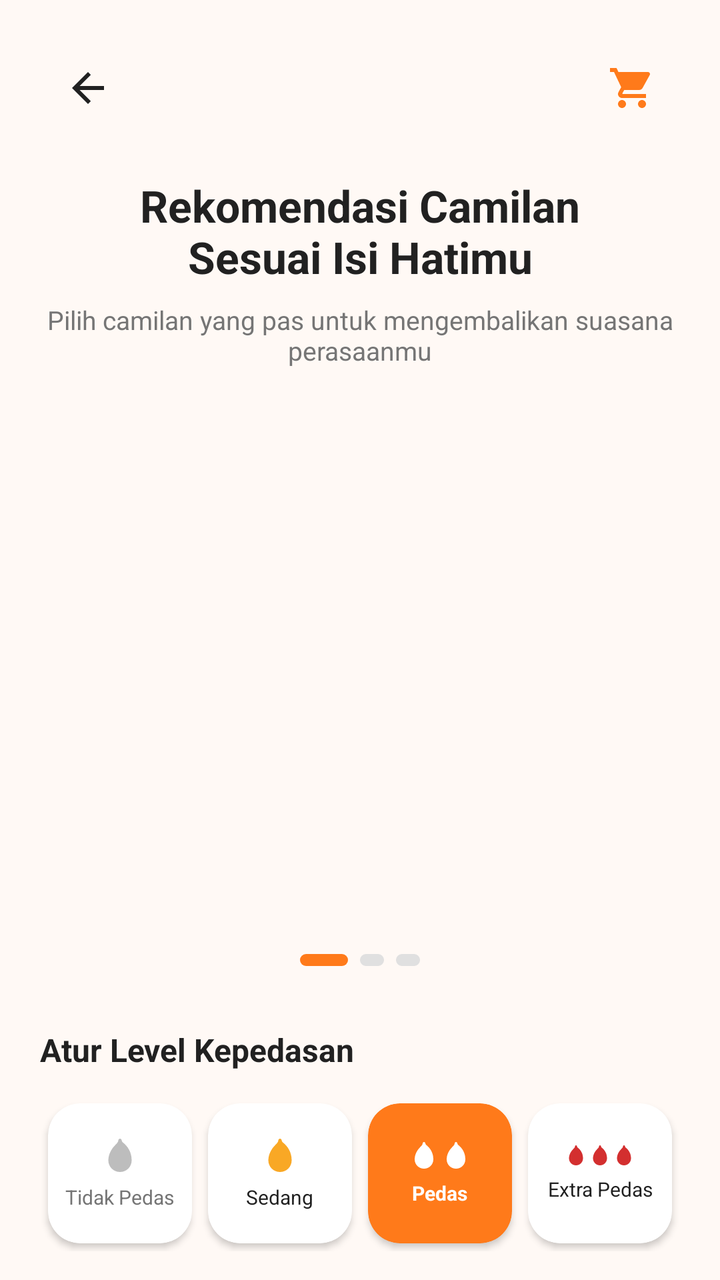
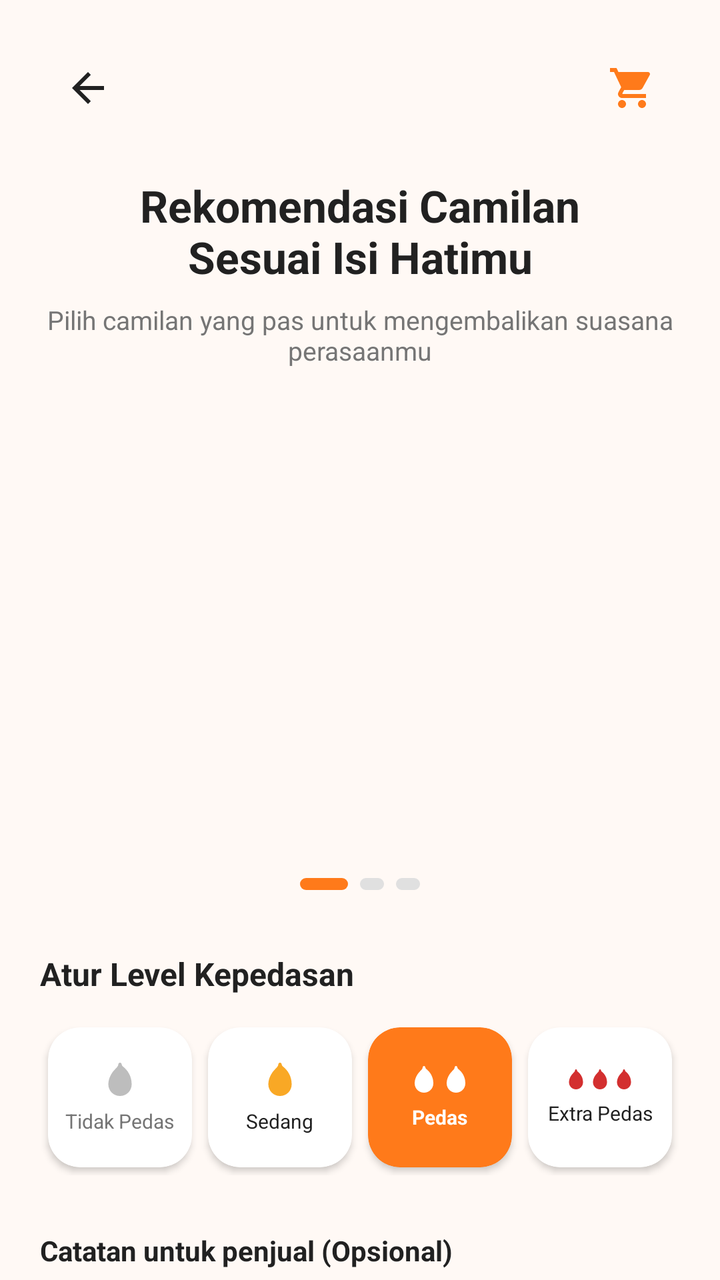

Before-and-after screenshots of an Android layout around one commit, followed by the original layout XML and the change that was made.
<!-- AndroidManifest.xml: application theme Theme.Cemil_feels -->
<!-- res/layout/activity_recommendation.xml -->
<?xml version="1.0" encoding="utf-8"?>
<androidx.core.widget.NestedScrollView xmlns:android="http://schemas.android.com/apk/res/android"
    xmlns:app="http://schemas.android.com/apk/res-auto"
    xmlns:tools="http://schemas.android.com/tools"
    android:layout_width="match_parent"
    android:layout_height="match_parent"
    android:background="#FFF9F5"
    android:fillViewport="true">

    <androidx.constraintlayout.widget.ConstraintLayout
        android:layout_width="match_parent"
        android:layout_height="wrap_content"
        android:padding="20dp">

        
        <ImageButton
            android:id="@+id/btn_rec_back"
            android:layout_width="48dp"
            android:layout_height="48dp"
            android:background="?attr/selectableItemBackgroundBorderless"
            android:contentDescription="Kembali"
            app:srcCompat="@drawable/ic_arrow_back"
            app:tint="#212121"
            app:layout_constraintStart_toStartOf="parent"
            app:layout_constraintTop_toTopOf="parent" />

        <ImageButton
            android:id="@+id/btn_cart"
            android:layout_width="48dp"
            android:layout_height="48dp"
            android:background="?attr/selectableItemBackgroundBorderless"
            android:contentDescription="Keranjang Belanja"
            app:srcCompat="@drawable/ic_cart"
            app:tint="#FF7A1A"
            app:layout_constraintEnd_toEndOf="parent"
            app:layout_constraintTop_toTopOf="parent" />

        
        <TextView
            android:id="@+id/tv_rec_title"
            android:layout_width="match_parent"
            android:layout_height="wrap_content"
            android:layout_marginTop="20dp"
            android:text="Rekomendasi Camilan\nSesuai Isi Hatimu"
            android:textColor="#212121"
            android:textSize="22sp"
            android:textStyle="bold"
            android:gravity="center"
            app:layout_constraintTop_toBottomOf="@id/btn_rec_back" />

        <TextView
            android:id="@+id/tv_rec_subtitle"
            android:layout_width="match_parent"
            android:layout_height="wrap_content"
            android:layout_marginTop="8dp"
            android:text="Pilih camilan yang pas untuk mengembalikan suasana perasaanmu"
            android:textColor="#757575"
            android:textSize="13sp"
            android:gravity="center"
            app:layout_constraintTop_toBottomOf="@id/tv_rec_title" />

        
        <androidx.viewpager2.widget.ViewPager2
            android:id="@+id/vp_snacks_carousel"
            android:layout_width="match_parent"
            android:layout_height="250dp"
            android:layout_marginTop="24dp"
            app:layout_constraintTop_toBottomOf="@id/tv_rec_subtitle" />

        
        <LinearLayout
            android:id="@+id/layout_dots_indicator"
            android:layout_width="wrap_content"
            android:layout_height="wrap_content"
            android:layout_marginTop="16dp"
            android:orientation="horizontal"
            android:gravity="center"
            app:layout_constraintEnd_toEndOf="parent"
            app:layout_constraintStart_toStartOf="parent"
            app:layout_constraintTop_toBottomOf="@id/vp_snacks_carousel">
            
            <View
                android:layout_width="24dp"
                android:layout_height="6dp"
                android:layout_margin="3dp"
                android:background="@drawable/btn_pill"
                android:backgroundTint="#FF7A1A" />
            <View
                android:layout_width="12dp"
                android:layout_height="6dp"
                android:layout_margin="3dp"
                android:background="@drawable/btn_pill"
                android:backgroundTint="#E0E0E0" />
            <View
                android:layout_width="12dp"
                android:layout_height="6dp"
                android:layout_margin="3dp"
                android:background="@drawable/btn_pill"
                android:backgroundTint="#E0E0E0" />
        </LinearLayout>

        
        <TextView
            android:id="@+id/tv_spice_level_title"
            android:layout_width="wrap_content"
            android:layout_height="wrap_content"
            android:layout_marginTop="28dp"
            android:text="Atur Level Kepedasan"
            android:textColor="#212121"
            android:textSize="16sp"
            android:textStyle="bold"
            app:layout_constraintStart_toStartOf="parent"
            app:layout_constraintTop_toBottomOf="@id/layout_dots_indicator" />

        
        <LinearLayout
            android:id="@+id/layout_spice_selector"
            android:layout_width="match_parent"
            android:layout_height="wrap_content"
            android:layout_marginTop="12dp"
            android:orientation="horizontal"
            android:weightSum="4"
            app:layout_constraintTop_toBottomOf="@id/tv_spice_level_title">

            
            <com.google.android.material.card.MaterialCardView
                android:id="@+id/btn_spice_none"
                android:layout_width="0dp"
                android:layout_height="70dp"
                android:layout_weight="1"
                android:layout_margin="4dp"
                app:cardBackgroundColor="#FFFFFF"
                app:cardCornerRadius="16dp"
                app:cardElevation="2dp"
                app:strokeWidth="0dp">
                <LinearLayout
                    android:layout_width="match_parent"
                    android:layout_height="match_parent"
                    android:orientation="vertical"
                    android:gravity="center">
                    <ImageView
                        android:layout_width="20dp"
                        android:layout_height="20dp"
                        app:srcCompat="@drawable/ic_chili"
                        app:tint="#BDBDBD" />
                    <TextView
                        android:layout_width="wrap_content"
                        android:layout_height="wrap_content"
                        android:text="Tidak Pedas"
                        android:textSize="10sp"
                        android:textColor="#757575"
                        android:layout_marginTop="4dp"
                        android:gravity="center" />
                </LinearLayout>
            </com.google.android.material.card.MaterialCardView>

            
            <com.google.android.material.card.MaterialCardView
                android:id="@+id/btn_spice_medium"
                android:layout_width="0dp"
                android:layout_height="70dp"
                android:layout_weight="1"
                android:layout_margin="4dp"
                app:cardBackgroundColor="#FFFFFF"
                app:cardCornerRadius="16dp"
                app:cardElevation="2dp"
                app:strokeWidth="0dp">
                <LinearLayout
                    android:layout_width="match_parent"
                    android:layout_height="match_parent"
                    android:orientation="vertical"
                    android:gravity="center">
                    <ImageView
                        android:layout_width="20dp"
                        android:layout_height="20dp"
                        app:srcCompat="@drawable/ic_chili"
                        app:tint="#F9A825" />
                    <TextView
                        android:layout_width="wrap_content"
                        android:layout_height="wrap_content"
                        android:text="Sedang"
                        android:textSize="10sp"
                        android:textColor="#212121"
                        android:layout_marginTop="4dp"
                        android:gravity="center" />
                </LinearLayout>
            </com.google.android.material.card.MaterialCardView>

            
            <com.google.android.material.card.MaterialCardView
                android:id="@+id/btn_spice_high"
                android:layout_width="0dp"
                android:layout_height="70dp"
                android:layout_weight="1"
                android:layout_margin="4dp"
                app:cardBackgroundColor="#FF7A1A"
                app:cardCornerRadius="16dp"
                app:cardElevation="2dp"
                app:strokeWidth="0dp">
                <LinearLayout
                    android:layout_width="match_parent"
                    android:layout_height="match_parent"
                    android:orientation="vertical"
                    android:gravity="center">
                    <LinearLayout
                        android:layout_width="wrap_content"
                        android:layout_height="wrap_content"
                        android:orientation="horizontal">
                        <ImageView
                            android:layout_width="16dp"
                            android:layout_height="16dp"
                            app:srcCompat="@drawable/ic_chili"
                            app:tint="@color/white" />
                        <ImageView
                            android:layout_width="16dp"
                            android:layout_height="16dp"
                            app:srcCompat="@drawable/ic_chili"
                            app:tint="@color/white" />
                    </LinearLayout>
                    <TextView
                        android:layout_width="wrap_content"
                        android:layout_height="wrap_content"
                        android:text="Pedas"
                        android:textSize="10sp"
                        android:textColor="@color/white"
                        android:textStyle="bold"
                        android:layout_marginTop="4dp"
                        android:gravity="center" />
                </LinearLayout>
            </com.google.android.material.card.MaterialCardView>

            
            <com.google.android.material.card.MaterialCardView
                android:id="@+id/btn_spice_extra"
                android:layout_width="0dp"
                android:layout_height="70dp"
                android:layout_weight="1"
                android:layout_margin="4dp"
                app:cardBackgroundColor="#FFFFFF"
                app:cardCornerRadius="16dp"
                app:cardElevation="2dp"
                app:strokeWidth="0dp">
                <LinearLayout
                    android:layout_width="match_parent"
                    android:layout_height="match_parent"
                    android:orientation="vertical"
                    android:gravity="center">
                    <LinearLayout
                        android:layout_width="wrap_content"
                        android:layout_height="wrap_content"
                        android:orientation="horizontal">
                        <ImageView
                            android:layout_width="12dp"
                            android:layout_height="12dp"
                            app:srcCompat="@drawable/ic_chili"
                            app:tint="#D32F2F" />
                        <ImageView
                            android:layout_width="12dp"
                            android:layout_height="12dp"
                            app:srcCompat="@drawable/ic_chili"
                            app:tint="#D32F2F" />
                        <ImageView
                            android:layout_width="12dp"
                            android:layout_height="12dp"
                            app:srcCompat="@drawable/ic_chili"
                            app:tint="#D32F2F" />
                    </LinearLayout>
                    <TextView
                        android:layout_width="wrap_content"
                        android:layout_height="wrap_content"
                        android:text="Extra Pedas"
                        android:textSize="10sp"
                        android:textColor="#212121"
                        android:layout_marginTop="4dp"
                        android:gravity="center" />
                </LinearLayout>
            </com.google.android.material.card.MaterialCardView>
        </LinearLayout>

        
        <TextView
            android:id="@+id/tv_seller_note_title"
            android:layout_width="wrap_content"
            android:layout_height="wrap_content"
            android:layout_marginTop="28dp"
            android:text="Catatan untuk penjual (Opsional)"
            android:textColor="#212121"
            android:textSize="14sp"
            android:textStyle="bold"
            app:layout_constraintStart_toStartOf="parent"
            app:layout_constraintTop_toBottomOf="@id/layout_spice_selector" />

        <com.google.android.material.textfield.TextInputLayout
            android:id="@+id/card_seller_note"
            style="@style/Widget.Material3.TextInputLayout.OutlinedBox"
            android:layout_width="match_parent"
            android:layout_height="wrap_content"
            android:layout_marginTop="12dp"
            app:boxCornerRadiusBottomEnd="16dp"
            app:boxCornerRadiusBottomStart="16dp"
            app:boxCornerRadiusTopEnd="16dp"
            app:boxCornerRadiusTopStart="16dp"
            app:boxStrokeColor="#FF7A1A"
            app:layout_constraintTop_toBottomOf="@id/tv_seller_note_title">

            <com.google.android.material.textfield.TextInputEditText
                android:id="@+id/et_seller_note"
                android:layout_width="match_parent"
                android:layout_height="wrap_content"
                android:hint="Contoh: Tanpa gula, dsb..."
                android:inputType="textMultiLine"
                android:minLines="3"
                android:gravity="top|start"
                android:textColor="#212121"
                android:textSize="14sp" />
        </com.google.android.material.textfield.TextInputLayout>

        
        <com.google.android.material.button.MaterialButton
            android:id="@+id/btn_pesan"
            android:layout_width="match_parent"
            android:layout_height="56dp"
            android:layout_marginTop="32dp"
            android:layout_marginBottom="16dp"
            android:backgroundTint="#FF7A1A"
            android:text="Pesan"
            android:textColor="@android:color/white"
            android:textSize="16sp"
            android:textStyle="bold"
            app:cornerRadius="28dp"
            app:layout_constraintTop_toBottomOf="@id/card_seller_note"
            app:layout_constraintBottom_toBottomOf="parent" />

    </androidx.constraintlayout.widget.ConstraintLayout>
</androidx.core.widget.NestedScrollView>
<!-- resources referenced by this layout -->
<resources>
  <color name="white">#FFFFFFFF</color>
  <!-- drawable btn_pill (drawable) -->
  <?xml version="1.0" encoding="utf-8"?>
  <shape xmlns:android="http://schemas.android.com/apk/res/android">
      <solid android:color="#C84B1E" /> 
      <corners android:radius="50dp" /> 
  </shape>
  <!-- drawable ic_arrow_back (drawable) -->
  <vector xmlns:android="http://schemas.android.com/apk/res/android"
      android:width="24dp"
      android:height="24dp"
      android:viewportWidth="24"
      android:viewportHeight="24">
    <path
        android:fillColor="#FF2C2C2C"
        android:pathData="M20,11H7.83l5.59,-5.59L12,4l-8,8 8,8 1.41,-1.41L7.83,13H20v-2z"/>
  </vector>
  <!-- drawable ic_cart (drawable) -->
  <vector xmlns:android="http://schemas.android.com/apk/res/android"
      android:width="24dp"
      android:height="24dp"
      android:viewportWidth="24"
      android:viewportHeight="24">
    <path
        android:fillColor="#FF2C2C2C"
        android:pathData="M7,18c-1.1,0 -1.99,0.9 -1.99,2S5.9,22 7,22s2,-0.9 2,-2 -0.9,-2 -2,-2zM1,2v2h2l3.6,7.59 -1.35,2.45c-0.16,0.28 -0.25,0.61 -0.25,0.96 0,1.1 0.9,2 2,2h12v-2L7.42,15c-0.14,0 -0.25,-0.11 -0.25,-0.25l0.03,-0.12 0.9,-1.63h7.45c0.75,0 1.41,-0.41 1.75,-1.03l3.58,-6.49c0.08,-0.14 0.12,-0.31 0.12,-0.48 0,-0.55 -0.45,-1 -1,-1L5.21,4l-0.94,-2L1,2zM17,18c-1.1,0 -1.99,0.9 -1.99,2s0.89,2 1.99,2 2,-0.9 2,-2 -0.9,-2 -2,-2z"/>
  </vector>
  <!-- drawable ic_chili (drawable) -->
  <vector xmlns:android="http://schemas.android.com/apk/res/android"
      android:width="24dp"
      android:height="24dp"
      android:viewportWidth="24"
      android:viewportHeight="24">
    
    <path
        android:fillColor="#FFE74C3C"
        android:pathData="M12,2C11.5,2 11,2.5 11,3c0,1 -1,2 -2,3C6.8,8.2 5,11.5 5,15c0,3.9 3.1,7 7,7s7,-3.1 7,-7c0,-5 -2.5,-8.5 -5,-10.5C13.5,4.1 13,3.5 13,3c0,-0.5 -0.5,-1 -1,-1z"/>
  </vector>
  <style name="Theme.Cemil_feels" parent="Base.Theme.Cemil_feels" />
  <style name="Base.Theme.Cemil_feels" parent="Theme.Material3.DayNight.NoActionBar">
          
          
      </style>
</resources>

<!-- the commit's change to res/layout/activity_recommendation.xml (unified diff, before → after) -->
@@ -63,8 +63,10 @@
         <androidx.viewpager2.widget.ViewPager2
             android:id="@+id/vp_snacks_carousel"
             android:layout_width="match_parent"
-            android:layout_height="250dp"
-            android:layout_marginTop="24dp"
+            android:layout_height="220dp"
+            android:layout_marginTop="16dp"
+            android:clipChildren="false"
+            android:clipToPadding="false"
             app:layout_constraintTop_toBottomOf="@id/tv_rec_subtitle" />
 
         
